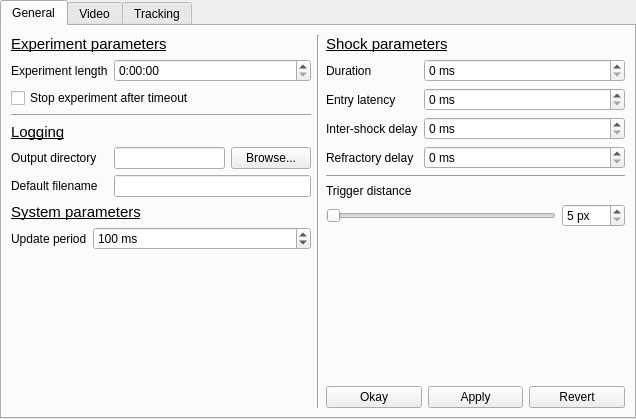
Before: the Qt Designer form configwindow.ui in fgu-cas/kachna-tracker, drawn with Qt 5.
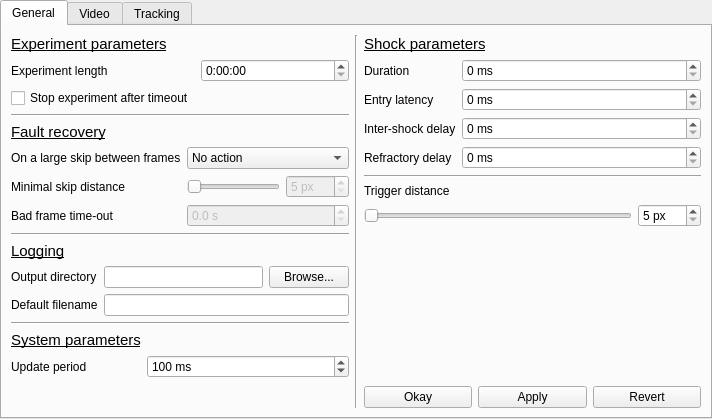
After: the same form once the commit is applied.

Commit message: add rudimentary fault mitigation

The edit to the form file:
```diff
--- a/configwindow.ui
+++ b/configwindow.ui
@@ -6,7 +6,7 @@
    <rect>
     <x>0</x>
     <y>0</y>
-    <width>636</width>
+    <width>712</width>
     <height>419</height>
    </rect>
   </property>
@@ -20,31 +20,26 @@
    <attribute name="title">
     <string>General</string>
    </attribute>
+   <layout class="QHBoxLayout" name="horizontalLayout_10">
+    <item>
    <layout class="QVBoxLayout" name="verticalLayout_2">
     <item>
-     <layout class="QHBoxLayout" name="horizontalLayout_4">
-      <item>
-       <layout class="QVBoxLayout" name="verticalLayout_4">
-        <item>
+       <layout class="QFormLayout" name="formLayout">
+        <item row="0" column="0">
          <widget class="QLabel" name="label_18">
           <property name="text">
            <string>&lt;html&gt;&lt;head/&gt;&lt;body&gt;&lt;p&gt;&lt;span style=&quot; font-size:11pt; text-decoration: underline;&quot;&gt;Experiment parameters&lt;/span&gt;&lt;/p&gt;&lt;/body&gt;&lt;/html&gt;</string>
           </property>
          </widget>
         </item>
-        <item>
-         <layout class="QFormLayout" name="formLayout">
-          <property name="fieldGrowthPolicy">
-           <enum>QFormLayout::AllNonFixedFieldsGrow</enum>
-          </property>
-          <item row="0" column="0">
+        <item row="1" column="0">
            <widget class="QLabel" name="label_8">
             <property name="text">
              <string>Experiment length</string>
             </property>
            </widget>
           </item>
-          <item row="0" column="1">
+        <item row="1" column="1">
            <widget class="QTimeEdit" name="lengthEdit">
             <property name="dateTime">
              <datetime>
@@ -78,28 +73,156 @@
             </property>
            </widget>
           </item>
-          <item row="2" column="0" colspan="2">
+        <item row="2" column="0">
+         <widget class="QCheckBox" name="timeoutStopBox">
+          <property name="text">
+           <string>Stop experiment after timeout</string>
+          </property>
+         </widget>
+        </item>
+       </layout>
+      </item>
+      <item>
            <widget class="Line" name="line_7">
             <property name="orientation">
              <enum>Qt::Horizontal</enum>
             </property>
            </widget>
           </item>
+      <item>
+       <layout class="QFormLayout" name="formLayout_8">
+        <item row="0" column="0">
+         <widget class="QLabel" name="label_29">
+          <property name="text">
+           <string>&lt;html&gt;&lt;head/&gt;&lt;body&gt;&lt;p&gt;&lt;span style=&quot; font-size:11pt; text-decoration: underline;&quot;&gt;Fault recovery&lt;/span&gt;&lt;/p&gt;&lt;/body&gt;&lt;/html&gt;</string>
+          </property>
+         </widget>
+        </item>
+        <item row="1" column="0">
+         <widget class="QLabel" name="label_31">
+          <property name="text">
+           <string>On a large skip between frames</string>
+          </property>
+         </widget>
+        </item>
+        <item row="1" column="1">
+         <widget class="QComboBox" name="skipCombo">
+          <item>
+           <property name="text">
+            <string>No action</string>
+           </property>
+          </item>
+          <item>
+           <property name="text">
+            <string>Ignore point</string>
+           </property>
+          </item>
+         </widget>
+        </item>
+        <item row="2" column="0">
+         <widget class="QLabel" name="label_34">
+          <property name="text">
+           <string>Minimal skip distance</string>
+          </property>
+         </widget>
+        </item>
+        <item row="2" column="1">
+         <layout class="QHBoxLayout" name="horizontalLayout_9">
+          <item>
+           <widget class="QSlider" name="skipSlider">
+            <property name="enabled">
+             <bool>false</bool>
+            </property>
+            <property name="minimum">
+             <number>5</number>
+            </property>
+            <property name="maximum">
+             <number>200</number>
+            </property>
+            <property name="orientation">
+             <enum>Qt::Horizontal</enum>
+            </property>
+            <property name="invertedAppearance">
+             <bool>false</bool>
+            </property>
+            <property name="invertedControls">
+             <bool>false</bool>
+            </property>
+            <property name="tickPosition">
+             <enum>QSlider::NoTicks</enum>
+            </property>
+           </widget>
+          </item>
+          <item>
+           <widget class="QSpinBox" name="skipSpin">
+            <property name="enabled">
+             <bool>false</bool>
+            </property>
+            <property name="suffix">
+             <string> px</string>
+            </property>
+            <property name="minimum">
+             <number>5</number>
+            </property>
+            <property name="maximum">
+             <number>999</number>
+            </property>
+           </widget>
+          </item>
+         </layout>
+        </item>
           <item row="3" column="0">
+         <widget class="QLabel" name="label_35">
+          <property name="text">
+           <string>Bad frame time-out</string>
+          </property>
+         </widget>
+        </item>
+        <item row="3" column="1">
+         <widget class="QDoubleSpinBox" name="skipTimeoutBox">
+          <property name="enabled">
+           <bool>false</bool>
+          </property>
+          <property name="readOnly">
+           <bool>false</bool>
+          </property>
+          <property name="suffix">
+           <string> s</string>
+          </property>
+          <property name="decimals">
+           <number>1</number>
+          </property>
+          <property name="singleStep">
+           <double>0.500000000000000</double>
+          </property>
+         </widget>
+        </item>
+       </layout>
+      </item>
+      <item>
+       <widget class="Line" name="line_8">
+        <property name="orientation">
+         <enum>Qt::Horizontal</enum>
+        </property>
+       </widget>
+      </item>
+      <item>
+       <layout class="QFormLayout" name="formLayout_9">
+        <item row="0" column="0">
            <widget class="QLabel" name="label_14">
             <property name="text">
              <string>&lt;html&gt;&lt;head/&gt;&lt;body&gt;&lt;p&gt;&lt;span style=&quot; font-size:11pt; text-decoration: underline;&quot;&gt;Logging&lt;/span&gt;&lt;/p&gt;&lt;/body&gt;&lt;/html&gt;</string>
             </property>
            </widget>
           </item>
-          <item row="4" column="0">
+        <item row="1" column="0">
            <widget class="QLabel" name="label_16">
             <property name="text">
              <string>Output directory</string>
             </property>
            </widget>
           </item>
-          <item row="4" column="1">
+        <item row="1" column="1">
            <layout class="QHBoxLayout" name="horizontalLayout_7">
             <item>
              <widget class="QLineEdit" name="directoryEdit">
@@ -117,42 +240,42 @@
             </item>
            </layout>
           </item>
-          <item row="5" column="0">
+        <item row="2" column="0">
            <widget class="QLabel" name="label_13">
             <property name="text">
              <string>Default filename</string>
             </property>
            </widget>
           </item>
-          <item row="5" column="1">
+        <item row="2" column="1">
            <widget class="QLineEdit" name="filenameEdit"/>
           </item>
-          <item row="1" column="0" colspan="2">
-           <widget class="QCheckBox" name="timeoutStopBox">
-            <property name="text">
-             <string>Stop experiment after timeout</string>
+       </layout>
+      </item>
+      <item>
+       <widget class="Line" name="line_9">
+        <property name="orientation">
+         <enum>Qt::Horizontal</enum>
             </property>
            </widget>
           </item>
-         </layout>
-        </item>
         <item>
+       <layout class="QFormLayout" name="formLayout_10">
+        <item row="0" column="0">
          <widget class="QLabel" name="label_15">
           <property name="text">
            <string>&lt;html&gt;&lt;head/&gt;&lt;body&gt;&lt;p&gt;&lt;span style=&quot; font-size:11pt; text-decoration: underline;&quot;&gt;System parameters&lt;/span&gt;&lt;/p&gt;&lt;/body&gt;&lt;/html&gt;</string>
           </property>
          </widget>
         </item>
-        <item>
-         <layout class="QFormLayout" name="formLayout_6">
-          <item row="0" column="0">
+        <item row="1" column="0">
            <widget class="QLabel" name="label_30">
             <property name="text">
              <string>Update period</string>
             </property>
            </widget>
           </item>
-          <item row="0" column="1">
+        <item row="1" column="1">
            <widget class="QSpinBox" name="updateBox">
             <property name="suffix">
              <string> ms</string>
@@ -368,8 +491,6 @@
              <string>Revert</string>
             </property>
            </widget>
-          </item>
-         </layout>
         </item>
        </layout>
       </item>
```
Lines whose indentation alone changed are shown as unchanged. The commit also changes 4 other files.
